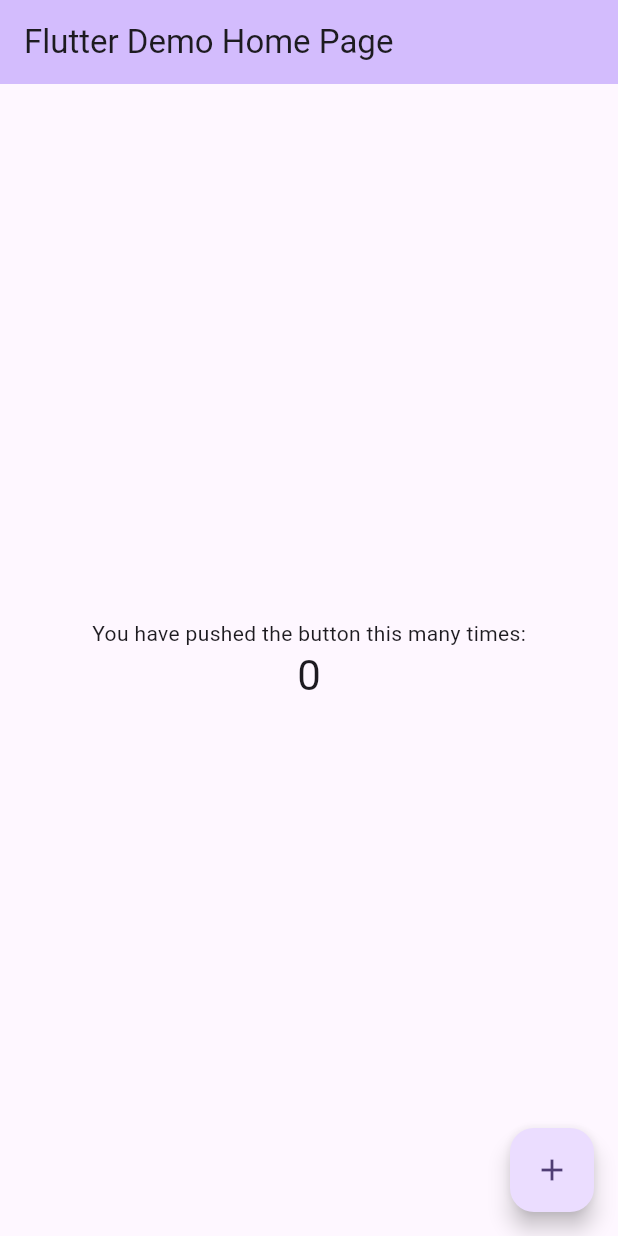
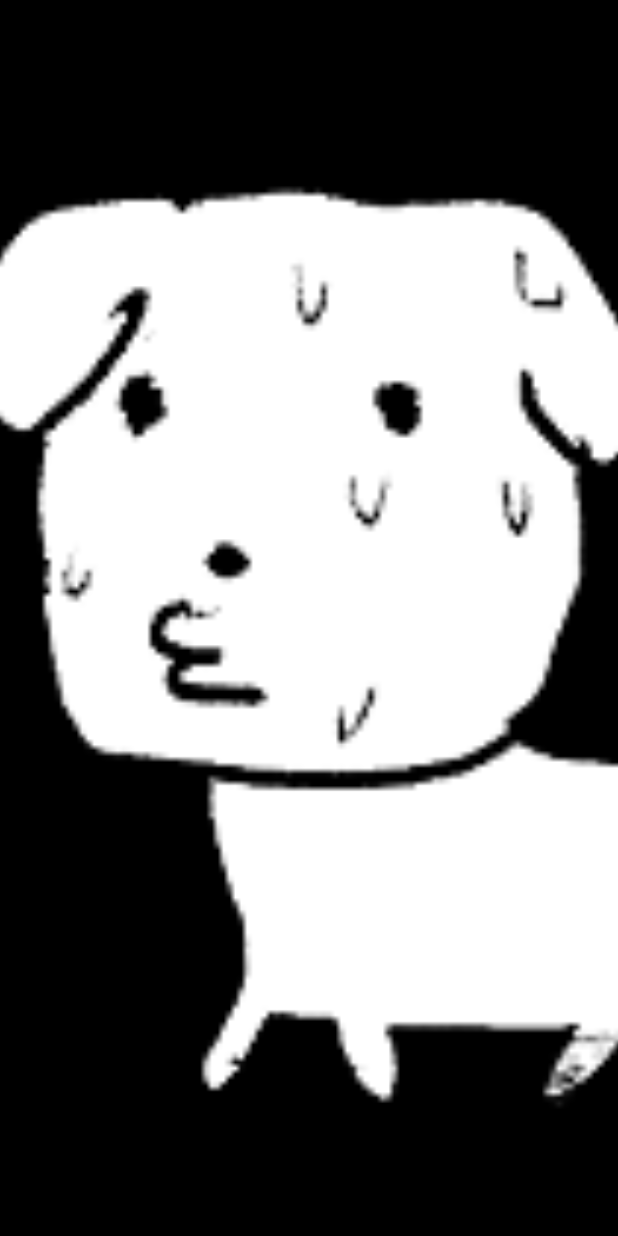
Before and after one commit to iamheesoo/flutter-study-sns, a Flutter app: the screen it shows after launch, on a phone screen of 412 x 824 dp. Run offline on Flutter 3.47's test engine with Material 3 defaults, Android fonts, the phone set to English and light mode, and no system bars.

Commit message:
[Add] LandingPage 추가

```diff
--- /dev/null
+++ b/lib/landingpage.dart
@@ -0,0 +1,20 @@
+import 'package:flutter/material.dart';
+
+class LandingPage extends StatefulWidget {
+  @override
+  State<StatefulWidget> createState() => _LandingPageState();
+}
+
+class _LandingPageState extends State<LandingPage> {
+  @override
+  Widget build(BuildContext context) {
+    // TODO: implement build
+    return Scaffold(
+      body: Container(
+        width: MediaQuery.of(context).size.width,
+        height: MediaQuery.of(context).size.height,
+        child: Image.asset('assets/image/landing.png', fit: BoxFit.cover),
+      ),
+    );
+  }
+}
--- a/lib/main.dart
+++ b/lib/main.dart
@@ -1,4 +1,5 @@
 import 'package:flutter/material.dart';
+import 'package:flutter_study_sns/landingpage.dart';
 
 void main() {
   runApp(const MyApp());
@@ -11,27 +12,7 @@
   @override
   Widget build(BuildContext context) {
     return MaterialApp(
-      title: 'Flutter Demo',
-      theme: ThemeData(
-        // This is the theme of your application.
-        //
-        // TRY THIS: Try running your application with "flutter run". You'll see
-        // the application has a purple toolbar. Then, without quitting the app,
-        // try changing the seedColor in the colorScheme below to Colors.green
-        // and then invoke "hot reload" (save your changes or press the "hot
-        // reload" button in a Flutter-supported IDE, or press "r" if you used
-        // the command line to start the app).
-        //
-        // Notice that the counter didn't reset back to zero; the application
-        // state is not lost during the reload. To reset the state, use hot
-        // restart instead.
-        //
-        // This works for code too, not just values: Most code changes can be
-        // tested with just a hot reload.
-        colorScheme: ColorScheme.fromSeed(seedColor: Colors.deepPurple),
-        useMaterial3: true,
-      ),
-      home: const MyHomePage(title: 'Flutter Demo Home Page'),
+      home: LandingPage(),
     );
   }
 }
--- a/pubspec.yaml
+++ b/pubspec.yaml
@@ -59,9 +59,8 @@ flutter:
   uses-material-design: true
 
   # To add assets to your application, add an assets section, like this:
-  # assets:
-  #   - images/a_dot_burr.jpeg
-  #   - images/a_dot_ham.jpeg
+  assets:
+     - assets/image/
 
   # An image asset can refer to one or more resolution-specific "variants", see
   # https://flutter.dev/to/resolution-aware-images
```
Also changed, not shown: assets/image/landing.png (added).
